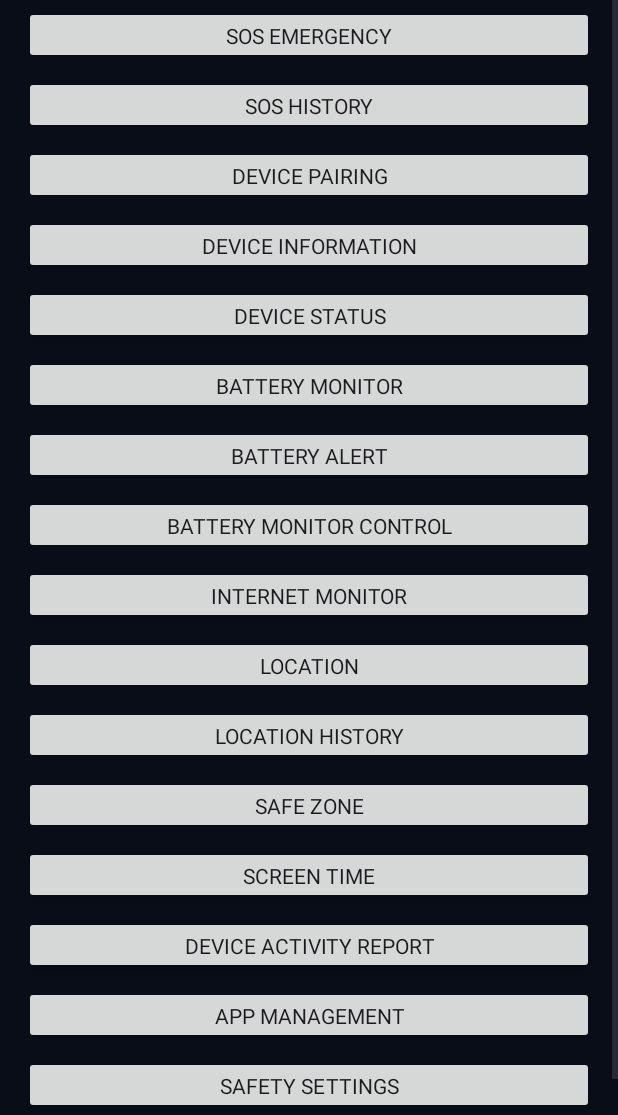
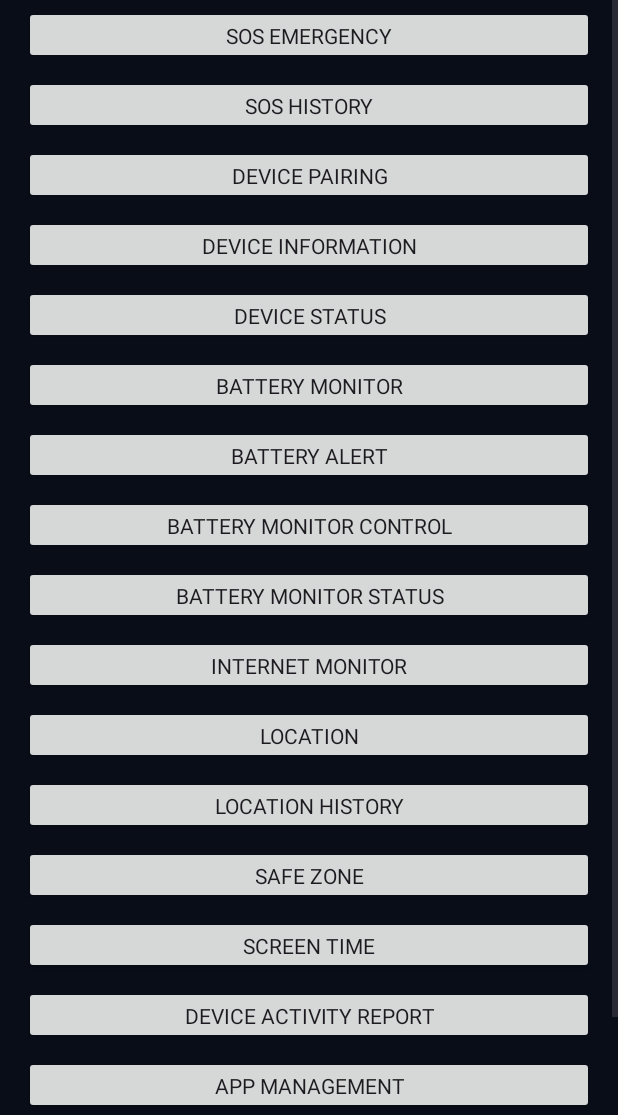
Before and after one commit to exprawdev/Hero, an Android app: the DashboardActivity screen opened directly, with no data from a screen before it, on a phone screen of 412 x 824 dp, the part 121-1236 px from its top. Run offline under Robolectric (Android 15) with nearby library versions, the phone set to English and light mode, and no system bars.

Commit message:
Update DashboardActivity.kt

```diff
--- a/app/src/main/java/com/exprawdev/hero/DashboardActivity.kt
+++ b/app/src/main/java/com/exprawdev/hero/DashboardActivity.kt
@@ -67,6 +67,10 @@ class DashboardActivity : Activity() {
             openActivity(BatteryMonitorControlActivity::class.java)
         }
 
+        addDashboardButton(layout, "BATTERY MONITOR STATUS") {
+            openActivity(BatteryMonitorStatusActivity::class.java)
+        }
+
         addDashboardButton(layout, "INTERNET MONITOR") {
             openActivity(InternetConnectionActivity::class.java)
         }
```
